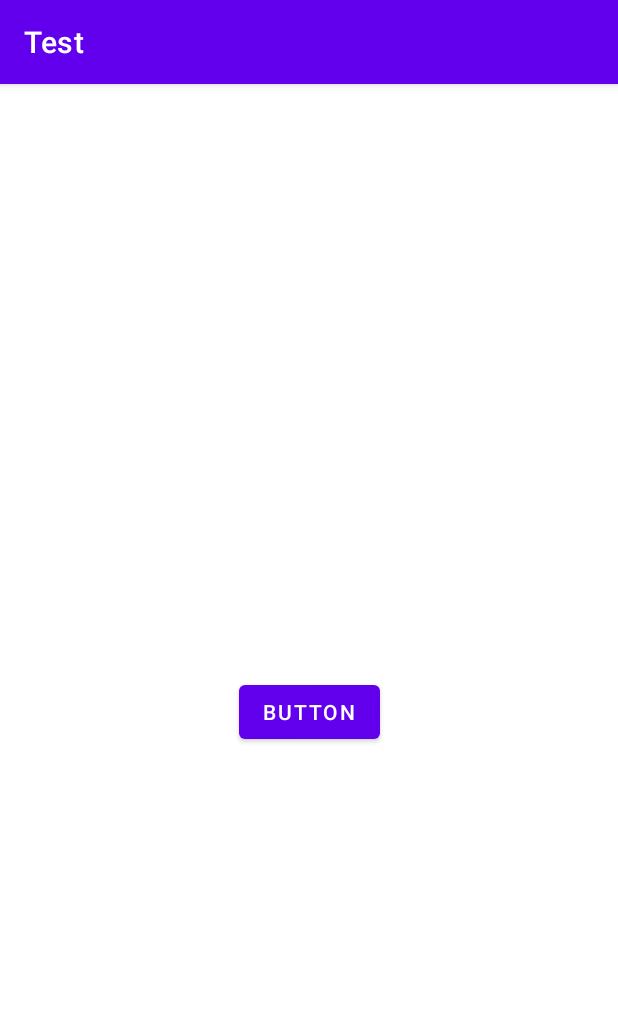
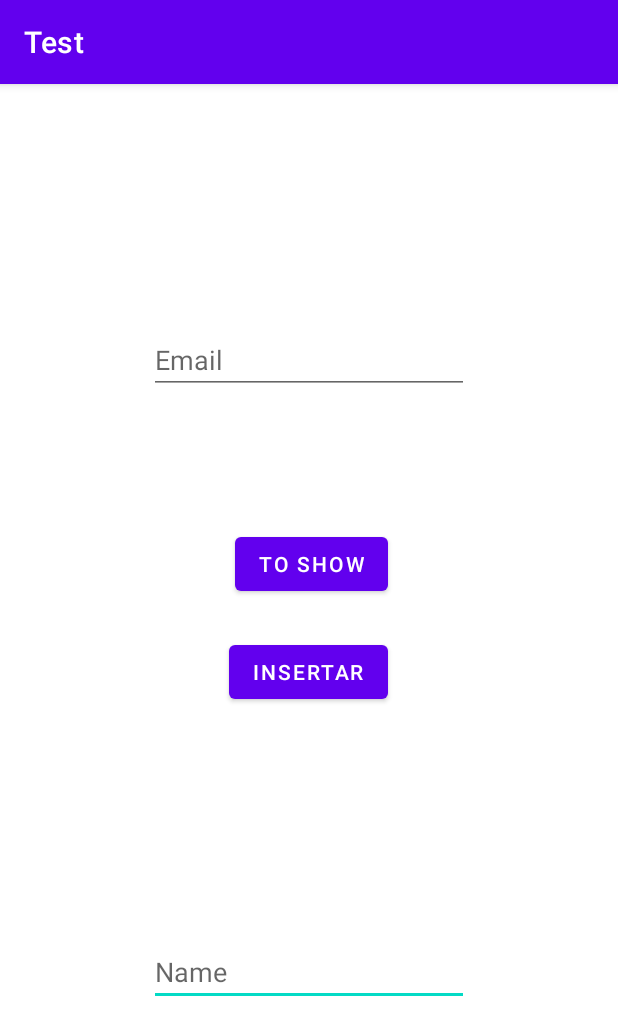
Before and after one commit to Dfallax/Android_Studio, an Android app: the InsertToDB screen opened directly, with no data from a screen before it, on a phone screen of 412 x 824 dp. Shown: the top 1035 px of the screen. Run offline under Robolectric (Android 15) with nearby library versions, the phone set to English and light mode, and no system bars.

Commit message:
Android_1.0

```diff
--- a/app/src/main/AndroidManifest.xml
+++ b/app/src/main/AndroidManifest.xml
@@ -13,6 +13,9 @@
         android:theme="@style/Theme.Test"
         tools:targetApi="31">
         <activity
+            android:name=".Show"
+            android:exported="false" />
+        <activity
             android:name=".InsertToDB"
             android:exported="false" />
         <activity
--- a/app/src/main/res/layout/activity_insert_to_db.xml
+++ b/app/src/main/res/layout/activity_insert_to_db.xml
@@ -7,12 +7,55 @@
     tools:context=".InsertToDB">
 
     <Button
-        android:id="@+id/button"
+        android:id="@+id/InsertButton"
         android:layout_width="wrap_content"
         android:layout_height="wrap_content"
-        android:layout_marginBottom="325dp"
-        android:text="Button"
+        android:layout_marginBottom="352dp"
+        android:onClick="insertValues"
+        android:text="INSERTAR"
         app:layout_constraintBottom_toBottomOf="parent"
         app:layout_constraintEnd_toEndOf="parent"
+        app:layout_constraintHorizontal_bias="0.498"
         app:layout_constraintStart_toStartOf="parent" />
+
+    <EditText
+        android:id="@+id/insertName"
+        android:layout_width="wrap_content"
+        android:layout_height="wrap_content"
+        android:ems="10"
+        android:hint="Name"
+        android:inputType="text"
+        app:layout_constraintBottom_toBottomOf="parent"
+        app:layout_constraintEnd_toEndOf="parent"
+        app:layout_constraintStart_toStartOf="parent"
+        app:layout_constraintTop_toBottomOf="@+id/InsertButton" />
+
+    <EditText
+        android:id="@+id/insertEmail"
+        android:layout_width="wrap_content"
+        android:layout_height="wrap_content"
+        android:ems="10"
+        android:hint="Email"
+        android:inputType="text"
+        app:layout_constraintBottom_toTopOf="@+id/InsertButton"
+        app:layout_constraintEnd_toEndOf="parent"
+        app:layout_constraintStart_toStartOf="parent"
+        app:layout_constraintTop_toTopOf="parent" />
+
+    <androidx.constraintlayout.widget.Guideline
+        android:id="@+id/guideline"
+        android:layout_width="wrap_content"
+        android:layout_height="wrap_content"
+        android:orientation="horizontal"
+        app:layout_constraintGuide_begin="365dp" />
+
+    <Button
+        android:id="@+id/ToShow"
+        android:layout_width="wrap_content"
+        android:layout_height="wrap_content"
+        android:layout_marginBottom="24dp"
+        android:onClick="changeToShow"
+        android:text="to Show"
+        app:layout_constraintBottom_toTopOf="@+id/InsertButton"
+        app:layout_constraintEnd_toEndOf="@+id/InsertButton" />
 </androidx.constraintlayout.widget.ConstraintLayout>
```
Also changed, not shown: app/src/main/java/com/example/test/DataBase/DataBaseAux.java (added, +33 -0 lines), app/src/main/java/com/example/test/InsertToDB.java (+50 -0 lines), app/src/main/java/com/example/test/MainActivity.java (+2 -1 lines), app/src/main/java/com/example/test/Show.java (added, +49 -0 lines), app/src/main/res/layout/activity_main.xml (+9 -0 lines), app/src/main/res/layout/activity_show.xml (added, +44 -0 lines).
